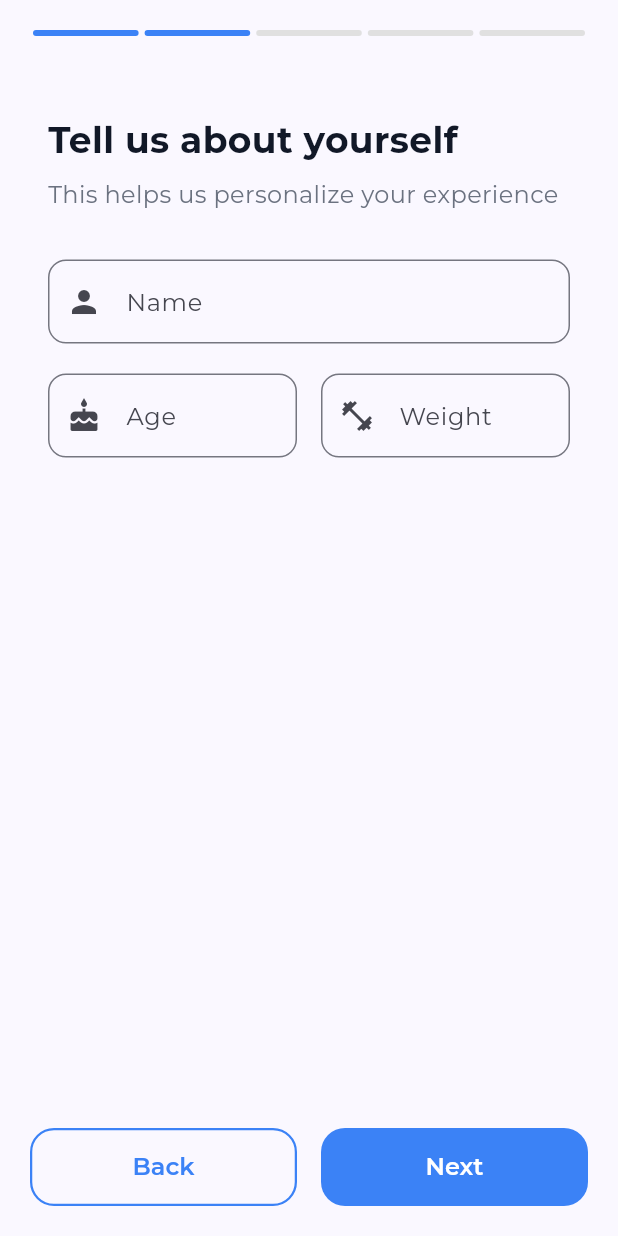
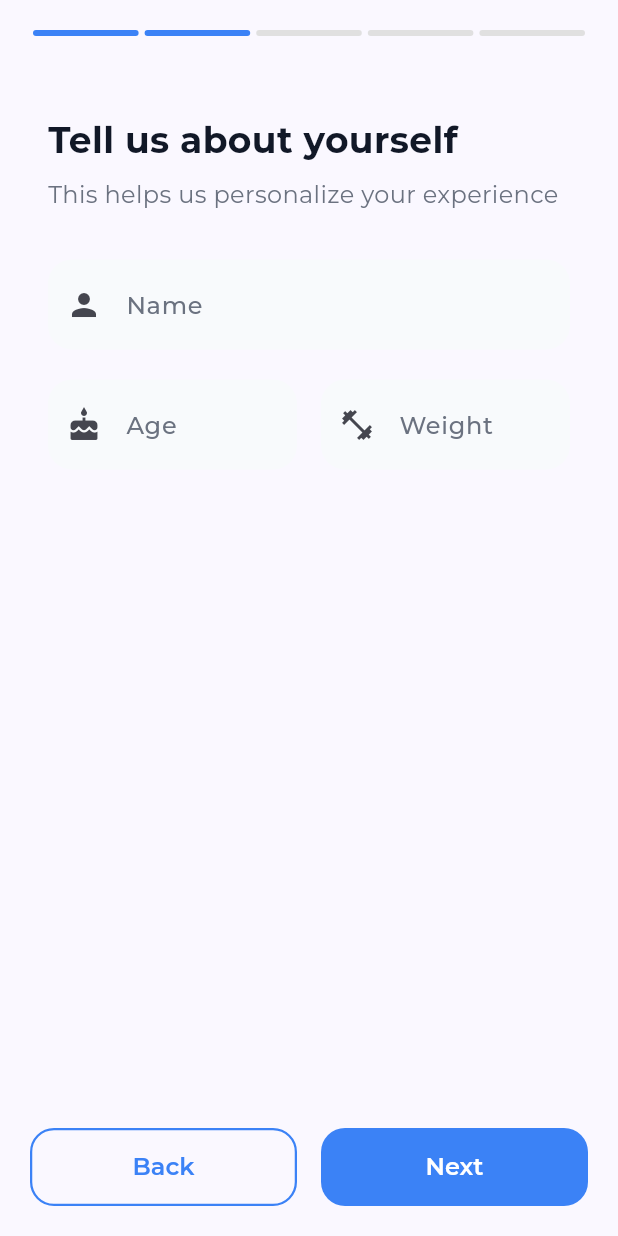
Before and after one commit to FatihHDR/hydrify, a Flutter app: the screen it shows after launch, swiped to page 2, on a phone screen of 412 x 824 dp. Run offline on Flutter 3.47's test engine with Material 3 defaults, Android fonts, the phone set to English and light mode, and no system bars; our stand-ins replace fl_chart, flutter_local_notifications, google_fonts, permission_handler, shared_preferences, sqflite and 1 more; accounts and stored records are empty; statements that could not run were skipped.

Commit message:
feat: enhance app theme with improved input decoration and app bar styling

```diff
--- a/lib/utils/app_theme.dart
+++ b/lib/utils/app_theme.dart
@@ -1,4 +1,5 @@
 import 'package:flutter/material.dart';
+import 'package:flutter/services.dart';
 import 'package:google_fonts/google_fonts.dart';
 
 class AppColors {  // Modern minimalist color palette
@@ -126,17 +127,11 @@ class AppTheme {
           fontWeight: FontWeight.w500,
           color: AppColors.textSecondary,
         ),
-      ),
-      colorScheme: ColorScheme.fromSeed(
+      ),      colorScheme: ColorScheme.fromSeed(
         seedColor: AppColors.primary,
         brightness: Brightness.light,
       ),
-      appBarTheme: const AppBarTheme(
-        backgroundColor: AppColors.waterBlue,
-        foregroundColor: Colors.white,
-        elevation: 0,
-        centerTitle: true,
-      ),      elevatedButtonTheme: ElevatedButtonThemeData(
+      elevatedButtonTheme: ElevatedButtonThemeData(
         style: ElevatedButton.styleFrom(
           backgroundColor: AppColors.waterBlue,
           foregroundColor: Colors.white,
@@ -174,21 +169,58 @@ class AppTheme {
           side: BorderSide(color: AppColors.textLight, width: 0.5), // Subtle border
         ),
         margin: const EdgeInsets.symmetric(horizontal: 16, vertical: 8),
-      ),
-      inputDecorationTheme: InputDecorationTheme(
+      ),      inputDecorationTheme: InputDecorationTheme(
+        filled: true,
+        fillColor: AppColors.surfaceVariant,
         border: OutlineInputBorder(
-          borderRadius: BorderRadius.circular(12),
-          borderSide: const BorderSide(color: AppColors.textLight),
+          borderRadius: BorderRadius.circular(16), // More rounded
+          borderSide: BorderSide.none, // Borderless for clean look
+        ),
+        enabledBorder: OutlineInputBorder(
+          borderRadius: BorderRadius.circular(16),
+          borderSide: BorderSide.none,
         ),
         focusedBorder: OutlineInputBorder(
-          borderRadius: BorderRadius.circular(12),
-          borderSide: const BorderSide(color: AppColors.waterBlue),
+          borderRadius: BorderRadius.circular(16),
+          borderSide: const BorderSide(color: AppColors.waterBlue, width: 2),
         ),
-        contentPadding: const EdgeInsets.symmetric(horizontal: 16, vertical: 16),
-      ),
-      floatingActionButtonTheme: const FloatingActionButtonThemeData(
+        errorBorder: OutlineInputBorder(
+          borderRadius: BorderRadius.circular(16),
+          borderSide: const BorderSide(color: AppColors.error, width: 1),
+        ),
+        contentPadding: const EdgeInsets.symmetric(horizontal: 20, vertical: 18),
+        labelStyle: GoogleFonts.montserrat(
+          color: AppColors.textSecondary,
+          fontSize: 16,
+          fontWeight: FontWeight.w500,
+        ),
+        hintStyle: GoogleFonts.montserrat(
+          color: AppColors.textLight,
+          fontSize: 16,
+        ),
+      ),      floatingActionButtonTheme: const FloatingActionButtonThemeData(
         backgroundColor: AppColors.waterBlue,
         foregroundColor: Colors.white,
+        elevation: 0, // Flat design
+        shape: RoundedRectangleBorder(
+          borderRadius: BorderRadius.all(Radius.circular(16)), // More rounded
+        ),
+      ),
+      appBarTheme: AppBarTheme(
+        backgroundColor: Colors.transparent,
+        elevation: 0,
+        scrolledUnderElevation: 0,
+        centerTitle: false, // Left aligned for modern look
+        titleTextStyle: GoogleFonts.montserrat(
+          color: AppColors.textPrimary,
+          fontSize: 28,
+          fontWeight: FontWeight.bold,
+        ),
+        iconTheme: const IconThemeData(
+          color: AppColors.textPrimary,
+          size: 24,
+        ),
+        systemOverlayStyle: SystemUiOverlayStyle.dark,
       ),
     );
   }
```
